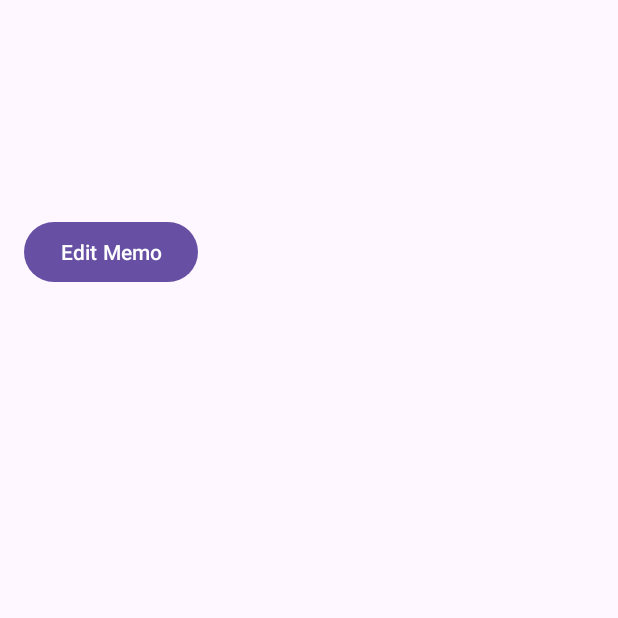
After one commit to Heejae-L/DaMoYeo, an Android app: the MemoActivity screen opened directly, with no data from a screen before it, on a phone screen of 412 x 824 dp, the top half of it. The commit adds this screen. Run offline under Robolectric (Android 15) with nearby library versions, the phone set to English and light mode, and no system bars.

Commit message:
Group Memo View and Edit

```diff
--- a/app/src/main/AndroidManifest.xml
+++ b/app/src/main/AndroidManifest.xml
@@ -30,6 +30,8 @@
         <activity android:name=".GroupActivity"/>
         <activity android:name=".WriteMemoActivity"/>
         <activity android:name=".ViewMemoActivity"/>
+        <activity android:name=".MemoActivity"/>
+        <activity android:name=".EditMemoActivity"/>
     </application>
 
 </manifest>
--- /dev/null
+++ b/app/src/main/java/android/org/firebasetest/MemoActivity.java
@@ -0,0 +1,47 @@
+package android.org.firebasetest;
+
+import android.content.Intent;
+import android.os.Bundle;
+import android.widget.Button;
+import android.widget.TextView;
+
+import androidx.appcompat.app.AppCompatActivity;
+
+public class MemoActivity extends AppCompatActivity {
+    private TextView textViewDate, textViewAuthor, textViewFeeling, textViewBodyText;
+    private Button buttonEditMemo;
+    private String memoId;
+    private Memo memo;
+
+    @Override
+    protected void onCreate(Bundle savedInstanceState) {
+        super.onCreate(savedInstanceState);
+        setContentView(R.layout.activity_memo);
+
+        // Initialize views
+        textViewDate = findViewById(R.id.textViewDate);
+        textViewAuthor = findViewById(R.id.textViewAuthor);
+        textViewFeeling = findViewById(R.id.textViewFeeling);
+        textViewBodyText = findViewById(R.id.textViewBodyText);
+        buttonEditMemo = findViewById(R.id.buttonEditMemo);
+
+        // Get the Memo object passed from the previous activity
+        memo = getIntent().getParcelableExtra("memo");
+
+        // Set the text views with memo details
+        if (memo != null) {
+            textViewDate.setText("Date: " + memo.getDate());
+            textViewAuthor.setText("Author: " + memo.getAuthorId());
+            textViewFeeling.setText("Feeling: " + memo.getFeeling());
+            textViewBodyText.setText("Content: " + memo.getBodyText());
+        }
+
+        // Set click listener for the edit button
+        buttonEditMemo.setOnClickListener(v -> {
+            // Intent to start an EditMemoActivity (you'll need to create this)
+            Intent intent = new Intent(MemoActivity.this, EditMemoActivity.class);
+            intent.putExtra("memoId", memo.getMemoId()); // Passing memo ID or the whole Memo object if needed
+            startActivity(intent);
+        });
+    }
+}
--- /dev/null
+++ b/app/src/main/res/layout/activity_memo.xml
@@ -0,0 +1,45 @@
+<?xml version="1.0" encoding="utf-8"?>
+<RelativeLayout xmlns:android="http://schemas.android.com/apk/res/android"
+    android:layout_width="match_parent"
+    android:layout_height="match_parent"
+    android:padding="16dp">
+
+    <TextView
+        android:id="@+id/textViewDate"
+        android:layout_width="wrap_content"
+        android:layout_height="wrap_content"
+        android:textSize="16sp"
+        android:textStyle="bold" />
+
+    <TextView
+        android:id="@+id/textViewAuthor"
+        android:layout_width="wrap_content"
+        android:layout_height="wrap_content"
+        android:layout_below="@id/textViewDate"
+        android:layout_marginTop="8dp"
+        android:textSize="16sp" />
+
+    <TextView
+        android:id="@+id/textViewFeeling"
+        android:layout_width="wrap_content"
+        android:layout_height="wrap_content"
+        android:layout_below="@id/textViewAuthor"
+        android:layout_marginTop="8dp"
+        android:textSize="16sp" />
+
+    <TextView
+        android:id="@+id/textViewBodyText"
+        android:layout_width="wrap_content"
+        android:layout_height="wrap_content"
+        android:layout_below="@id/textViewFeeling"
+        android:layout_marginTop="8dp"
+        android:textSize="16sp" />
+
+    <Button
+        android:id="@+id/buttonEditMemo"
+        android:layout_width="wrap_content"
+        android:layout_height="wrap_content"
+        android:text="Edit Memo"
+        android:layout_below="@id/textViewBodyText"
+        android:layout_marginTop="16dp" />
+</RelativeLayout>
```
Also changed, not shown: app/src/main/java/android/org/firebasetest/EditMemoActivity.java (added, +78 -0 lines), app/src/main/java/android/org/firebasetest/Memo.java (+43 -2 lines), app/src/main/java/android/org/firebasetest/ViewMemoActivity.java (+7 -0 lines), app/src/main/res/layout/activity_edit_memo.xml (added, +29 -0 lines).
